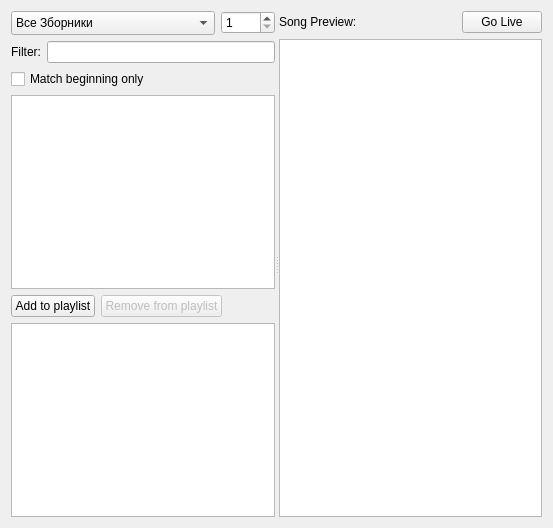
This is src/songwidget.ui in SoftProjector/src as Qt 5 draws it before an edit. The edited form follows.
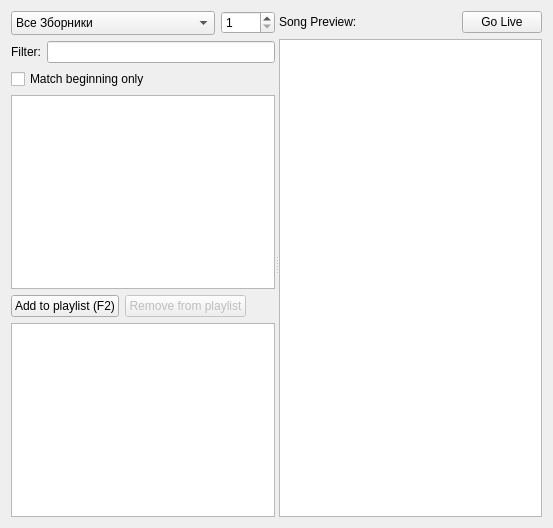
This is the edited form.

Patch:
```diff
--- a/src/songwidget.ui
+++ b/src/songwidget.ui
@@ -34,7 +34,7 @@
      <property name="childrenCollapsible">
       <bool>false</bool>
      </property>
-     <widget class="QWidget" name="">
+     <widget class="QWidget" name="layoutWidget">
       <layout class="QVBoxLayout" name="verticalLayout">
        <item>
         <layout class="QHBoxLayout" name="horizontalLayout_4" stretch="10,0">
@@ -176,7 +176,10 @@
             <string>Add the selected song to the playlist</string>
            </property>
            <property name="text">
-            <string>Add to playlist</string>
+            <string>Add to playlist (F2)</string>
+           </property>
+           <property name="shortcut">
+            <string>F2</string>
            </property>
           </widget>
          </item>
@@ -232,7 +235,7 @@
        </item>
       </layout>
      </widget>
-     <widget class="QWidget" name="">
+     <widget class="QWidget" name="layoutWidget">
       <layout class="QVBoxLayout" name="verticalLayout_2">
        <item>
         <layout class="QHBoxLayout" name="horizontalLayout_2">
```
